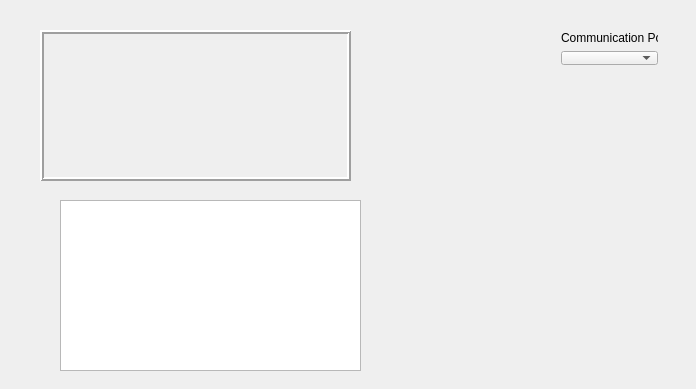
This is widget.ui in ContraMolinos/ArduinoSonar as Qt 5 draws it before an edit. The edited form follows.
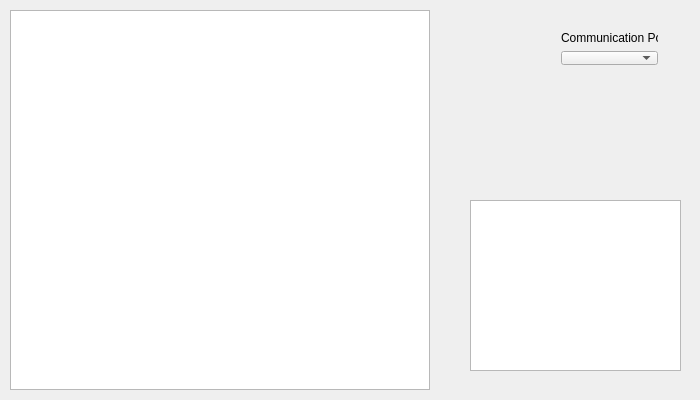
This is the edited form.

What changed in the file:
```diff
--- a/widget.ui
+++ b/widget.ui
@@ -6,10 +6,16 @@
    <rect>
     <x>0</x>
     <y>0</y>
-    <width>696</width>
-    <height>389</height>
+    <width>700</width>
+    <height>400</height>
    </rect>
   </property>
+  <property name="sizePolicy">
+   <sizepolicy hsizetype="Preferred" vsizetype="Preferred">
+    <horstretch>0</horstretch>
+    <verstretch>0</verstretch>
+   </sizepolicy>
+  </property>
   <property name="windowTitle">
    <string>Arduino Sonar</string>
   </property>
@@ -35,38 +41,35 @@
     </item>
    </layout>
   </widget>
-  <widget class="QFrame" name="outDrawing">
-   <property name="geometry">
-    <rect>
-     <x>40</x>
-     <y>30</y>
-     <width>311</width>
-     <height>151</height>
-    </rect>
-   </property>
-   <property name="frameShape">
-    <enum>QFrame::Box</enum>
-   </property>
-   <property name="frameShadow">
-    <enum>QFrame::Raised</enum>
-   </property>
-   <property name="lineWidth">
-    <number>2</number>
-   </property>
-   <property name="midLineWidth">
-    <number>0</number>
-   </property>
-  </widget>
   <widget class="QPlainTextEdit" name="plainTextEdit">
    <property name="geometry">
     <rect>
-     <x>60</x>
+     <x>470</x>
      <y>200</y>
-     <width>301</width>
+     <width>211</width>
      <height>171</height>
     </rect>
    </property>
   </widget>
+  <widget class="QGraphicsView" name="outDraw">
+   <property name="geometry">
+    <rect>
+     <x>10</x>
+     <y>10</y>
+     <width>420</width>
+     <height>380</height>
+    </rect>
+   </property>
+   <property name="verticalScrollBarPolicy">
+    <enum>Qt::ScrollBarAlwaysOff</enum>
+   </property>
+   <property name="horizontalScrollBarPolicy">
+    <enum>Qt::ScrollBarAlwaysOff</enum>
+   </property>
+   <property name="sizeAdjustPolicy">
+    <enum>QAbstractScrollArea::AdjustIgnored</enum>
+   </property>
+  </widget>
  </widget>
  <layoutdefault spacing="6" margin="11"/>
  <resources/>
```
